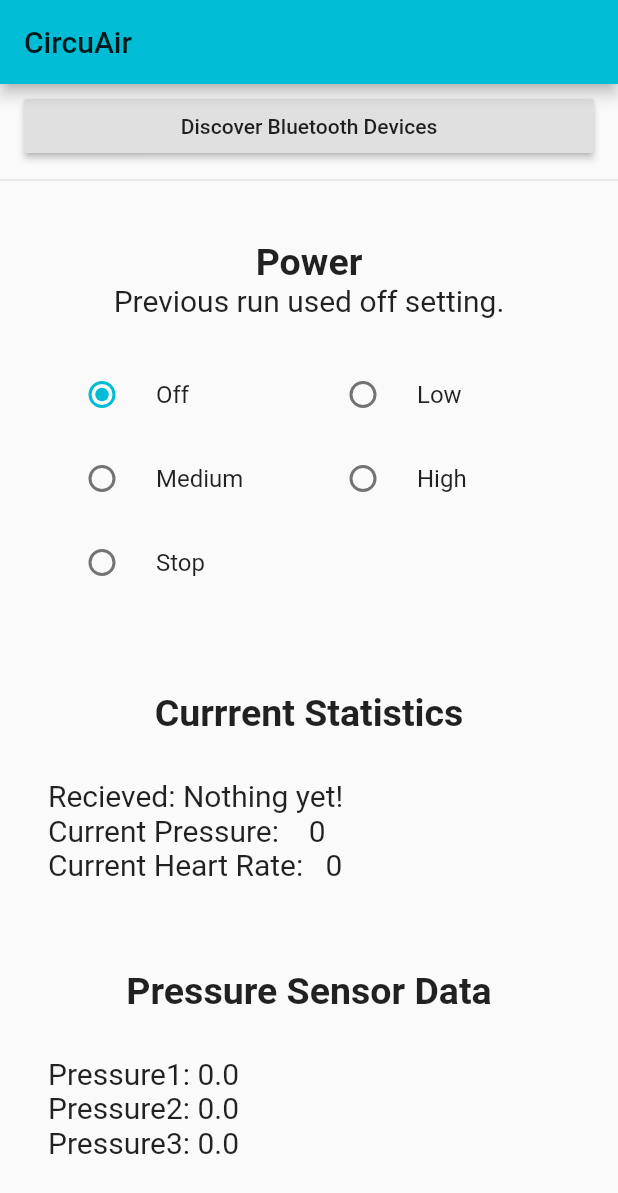
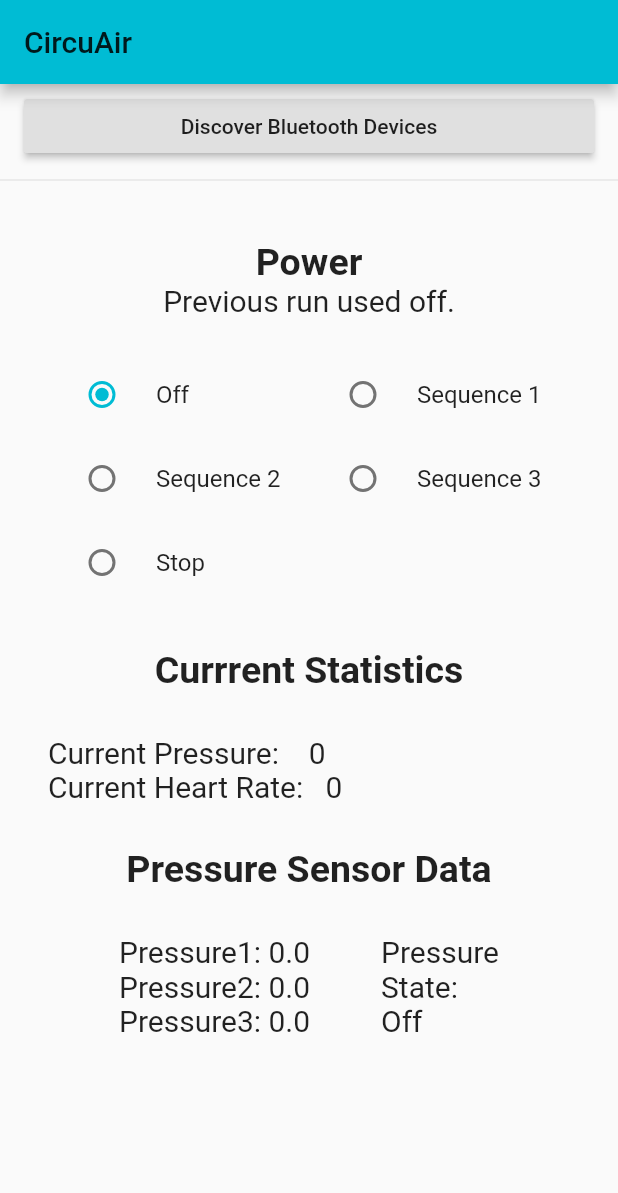
Before and after one commit to coopyey/massage-boot-app, a Flutter app: the screen it shows after launch, on a phone screen of 412 x 824 dp. Shown: the top 1193 px of the screen. Run offline on Flutter 3.47's test engine with Material 2 defaults, Android fonts, the phone set to English and light mode, and no system bars; our stand-ins replace flutter_bluetooth_serial; statements that could not run were skipped.

```diff
--- a/lib/MainPage.dart
+++ b/lib/MainPage.dart
@@ -9,7 +9,7 @@ import 'dart:typed_data';
 
 import './DiscoveryPage.dart';
 
-enum Sequencing {off, low, medium, high, stop}  // Enumerator for sequence/state
+enum Sequencing {off, sequence1, sequence2 , sequence3, stop}  // Enumerator for sequence/state
 
 class MainPage extends StatefulWidget {
   final HistoryStorage storage;
@@ -51,13 +51,6 @@ class HistoryStorage {                  // For persistent logs
   }
 }
 
-// Needed for receiving messages -
-class _Message {
-  int whom;
-  String text;
-
-  _Message(this.whom, this.text);
-}
 
 class _MainPage extends State<MainPage> {
   BluetoothState _bluetoothState = BluetoothState.UNKNOWN;            // Initialize btState
@@ -69,6 +62,9 @@ class _MainPage extends State<MainPage> {
   double pressure1 = 0;
   double pressure2 = 0;
   double pressure3 = 0;
+  int pStateI = 0;
+  List<String> pStateL = ["Off", "Low", "Normal", "High"];
+  int pulse = 0;
 
   Sequencing _sequence = Sequencing.off; //Starts off by default
   Sequencing _historical; //Data loaded from file
@@ -76,23 +72,23 @@ class _MainPage extends State<MainPage> {
   int _bootpressure = 0; //Pressure readout starts                      (To later implement custom
   int _setpressure = 0; //Pressure sent to boot starts 0 by default       pressure levels I assume)
 
-  Timer _discoverableTimeoutTimer;                    // Come back to this, idk what it is
+  Timer _discoverableTimeoutTimer;                    // What is this?
   int _discoverableTimeoutSecondsLeft = 0;
 
   @override
   void initState() {
     super.initState();
 
-    widget.storage.readFile().then((int value) {      // Load custom default or historical pressure setting from file
+    widget.storage.readFile().then((int value) {      // Load default or historical pressure setting from file
       setState(() {
         if (value == 0) {
           _historical = Sequencing.off;
         } else if (value == 1) {
-          _historical = Sequencing.low;
+          _historical = Sequencing.sequence1;
         } else if (value == 2) {
-          _historical = Sequencing.medium;
+          _historical = Sequencing.sequence2;
         } else if (value == 3) {
-          _historical = Sequencing.high;
+          _historical = Sequencing.sequence3;
         }
       });
     });
@@ -140,6 +136,7 @@ class _MainPage extends State<MainPage> {
   BluetoothConnection connection;
   bool get isConnected => connection != null && connection.isConnected;
 
+
   @override
   void dispose() {
     FlutterBluetoothSerial.instance.setPairingRequestHandler(null);
@@ -147,8 +144,7 @@ class _MainPage extends State<MainPage> {
     super.dispose();
   }
 
-  // List of messages - we want to keep a buffer so we dont lose messages if they show up quickly
-  List<_Message> messages = List<_Message>();
+
   @override
   Widget build(BuildContext context) {
     return Scaffold(
@@ -187,7 +183,7 @@ class _MainPage extends State<MainPage> {
                   children: <Widget>[
                     // BLOCK FOR CONTROLLING PRESSURE ---------------------------------------------------
                     const Text('Power', style: TextStyle(fontSize: 25, fontWeight: FontWeight.bold)),
-                    new Text('Previous run used ${_historical.toString().substring(_historical.toString().indexOf('.')+1)} setting.\n'),
+                    new Text('Previous run used ${_historical.toString().substring(_historical.toString().indexOf('.')+1)}.\n'),
                     new Row(
                       children: <Widget>[
                         new Flexible(
@@ -206,8 +202,8 @@ class _MainPage extends State<MainPage> {
                         ),
                         new Flexible(
                             child: new RadioListTile<Sequencing> (
-                            title: const Text('Low'),
-                            value: Sequencing.low,
+                            title: const Text('Sequence 1'),
+                            value: Sequencing.sequence1,
                             groupValue: _sequence,
                             onChanged: (Sequencing value) {
                               setState(() {
@@ -226,8 +222,8 @@ class _MainPage extends State<MainPage> {
                       children: <Widget>[
                             new Flexible(
                             child: new RadioListTile<Sequencing> (
-                            title: const Text('Medium'),
-                            value: Sequencing.medium,
+                            title: const Text('Sequence 2'),
+                            value: Sequencing.sequence2,
                             groupValue: _sequence,
                             onChanged: (Sequencing value) {
                               setState(() {
@@ -242,8 +238,8 @@ class _MainPage extends State<MainPage> {
                         ), // Medium
                         new Flexible(
                             child: new RadioListTile<Sequencing> (
-                            title: const Text('High'),
-                            value: Sequencing.high,
+                            title: const Text('Sequence 3'),
+                            value: Sequencing.sequence3,
                             groupValue: _sequence,
                             onChanged: (Sequencing value) {
                               setState(() {
@@ -278,21 +274,25 @@ class _MainPage extends State<MainPage> {
                       ],
                     ),
                     //BLOCK FOR THE PRESSURE READOUT --------------------------------------------------------
-                    const Text('\n\nCurrrent Statistics\n', style: TextStyle(fontSize: 25, fontWeight: FontWeight.bold)),
+                    const Text('\nCurrrent Statistics\n', style: TextStyle(fontSize: 25, fontWeight: FontWeight.bold)),
                     new Row(
                       children: <Widget>[
                         new Flexible(
-                          child: Text('Recieved: $lastMessage\nCurrent Pressure:    $_setpressure\nCurrent Heart Rate:   ${_setrate.toInt()}'),
+                          child: Text('Current Pressure:    $_setpressure\nCurrent Heart Rate:   ${_setrate.toInt()}'),
                         ),
                       ],
                     ),
                     // Adding this more for debugging than anything, totally fine with it being removed - Kevin
-                    const Text('\n\nPressure Sensor Data\n', style: TextStyle(fontSize: 25, fontWeight: FontWeight.bold)),
+                    const Text('\nPressure Sensor Data\n', style: TextStyle(fontSize: 25, fontWeight: FontWeight.bold)),
                     new Row(
+                      mainAxisAlignment: MainAxisAlignment.spaceEvenly,
                       children: <Widget>[
                         new Flexible(
-                          child: Text('Pressure1: $pressure1\nPressure2: $pressure2\nPressure3: $pressure3')
-                        )
+                          child: Text('Pressure1: $pressure1\nPressure2: $pressure2\nPressure3: $pressure3'),
+                        ),
+                        new Flexible(
+                          child: Text('Pressure\nState:\n${pStateL[pStateI]}'),
+                        ),
                       ],
                     ),
                     // End part Kevin added
@@ -345,16 +345,22 @@ class _MainPage extends State<MainPage> {
           lastMessage = newMessage;
 
           List<String> splitMessage = newMessage.split("*");
-          print(splitMessage[0] + splitMessage[1]);
+          print(splitMessage[0] + " " + splitMessage[1]);
 
-          if (splitMessage[0] == "pres1"){
+          if      (splitMessage[0] == "pres1"){
             pressure1 = double.parse(splitMessage[1]);
           }
-          if (splitMessage[0] == "pres2"){
+          else if (splitMessage[0] == "pres2"){
             pressure2 = double.parse(splitMessage[1]);
           }
-          if (splitMessage[0] == "pres3"){
+          else if (splitMessage[0] == "pres3"){
             pressure3 = double.parse(splitMessage[1]);
+          }
+          else if (splitMessage[0] == "pState"){
+            pStateI = double.parse(splitMessage[1]).toInt();
+          }
+          else if (splitMessage[0] == "pulse"){
+            pulse = double.parse(splitMessage[1]).toInt();
           }
         }
 
```
